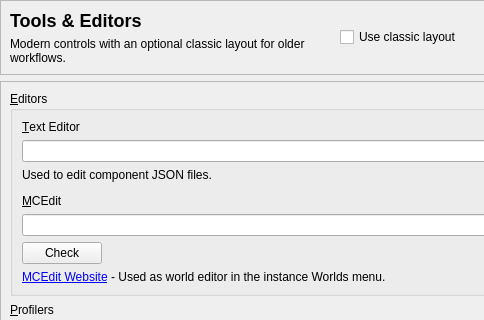
Before: the Qt Designer form launcher/ui/pages/global/ExternalToolsPage.ui in pilahito/PrismLauncher, drawn with Qt 5; both pictures show x 0 to 484 and y 0 to 320 of the 673 by 823 pixel window.
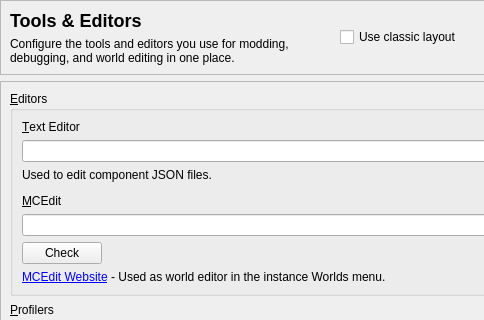
After: the same form once the commit is applied.

Commit message: Refine tools page interface

```diff
--- a/launcher/ui/pages/global/ExternalToolsPage.ui
+++ b/launcher/ui/pages/global/ExternalToolsPage.ui
@@ -47,7 +47,7 @@
         <item>
          <widget class="QLabel" name="pageSubtitle">
           <property name="text">
-           <string>Modern controls with an optional classic layout for older workflows.</string>
+           <string>Configure the tools and editors you use for modding, debugging, and world editing in one place.</string>
           </property>
           <property name="wordWrap">
            <bool>true</bool>
```
The commit also changes 2 other files.
